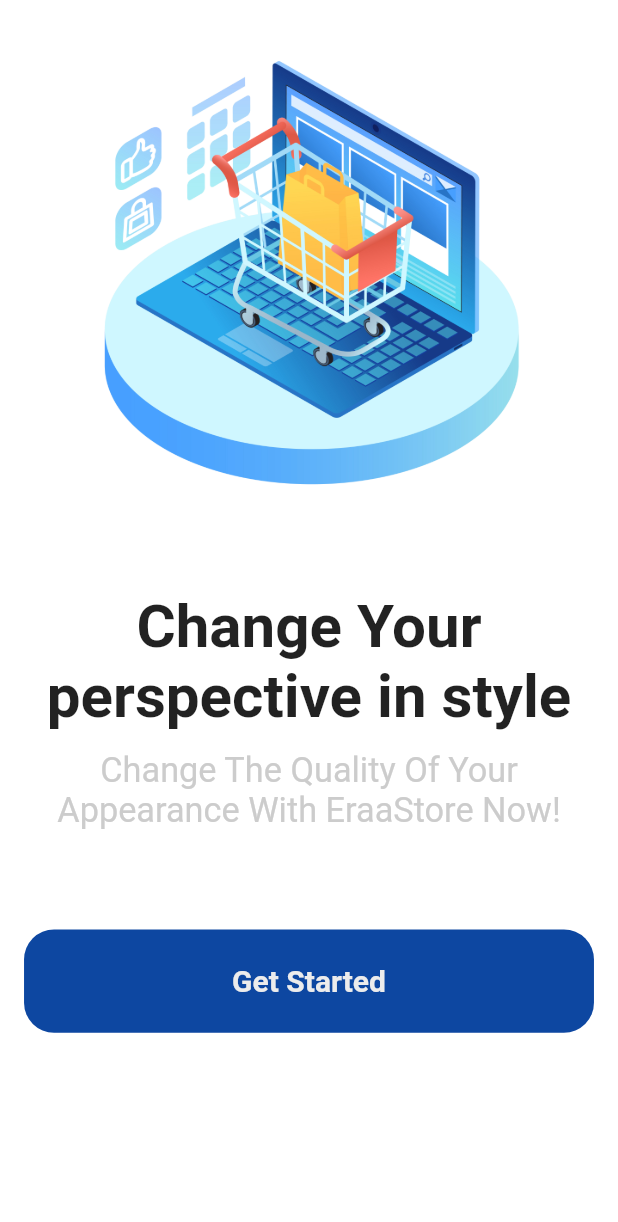
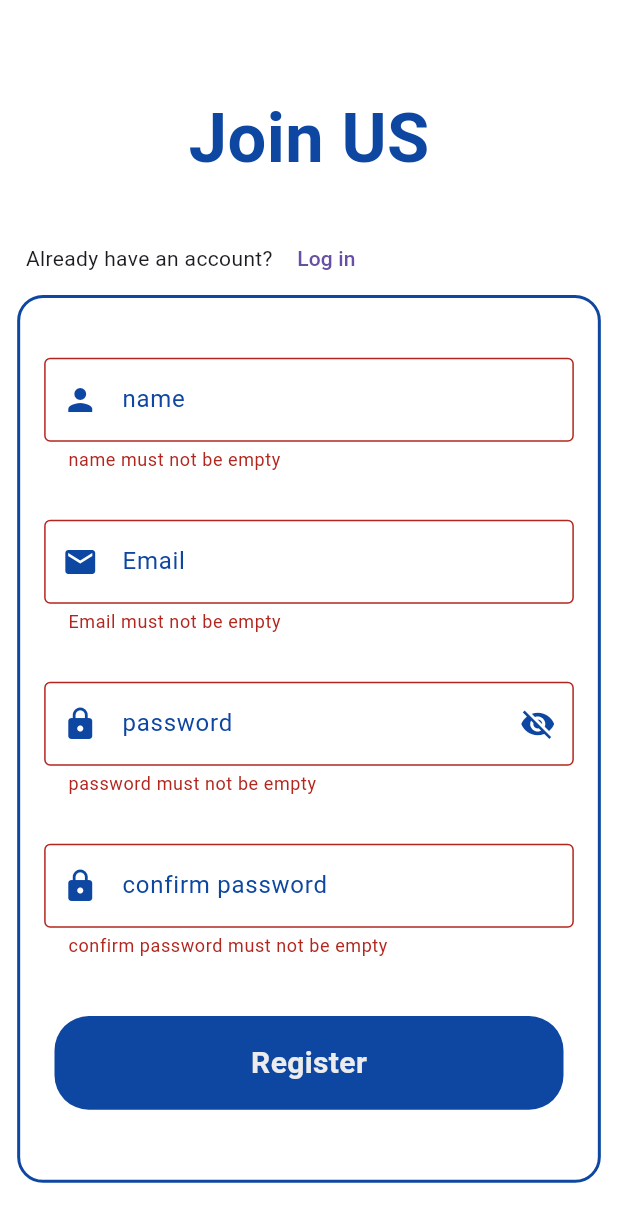
Before and after one commit to A-Abdelsattar/eraa_store, a Flutter app: the OnBoardingView screen opened directly, after a tap on "Get Started", on a phone screen of 412 x 824 dp. Shown: the top 1222 px of the screen. Run offline on Flutter 3.47's test engine with Material 2 defaults, Android fonts, the phone set to English and light mode, and no system bars; our stand-ins replace bloc, dio, flutter_bloc, flutter_screenutil, fluttertoast, shared_preferences; accounts and stored records are empty.

Commit message:
register view done

```diff
--- /dev/null
+++ b/lib/blocs/auth/auth_cubit.dart
@@ -0,0 +1,57 @@
+import 'dart:convert';
+
+import 'package:bloc/bloc.dart';
+import 'package:dio/dio.dart';
+import 'package:eraa_store/core/toast/toast.dart';
+import 'package:eraa_store/enums/toast_state.dart';
+import 'package:eraa_store/models/auth_model.dart';
+import 'package:eraa_store/services/dio_helper/dio_helper.dart';
+import 'package:eraa_store/services/sp_helper/sp_helper.dart';
+import 'package:eraa_store/services/sp_helper/sp_keys.dart';
+import 'package:flutter/cupertino.dart';
+import 'package:flutter_bloc/flutter_bloc.dart';
+import 'package:fluttertoast/fluttertoast.dart';
+import 'package:meta/meta.dart';
+import 'package:eraa_store/services/dio_helper/endPoint.dart';
+
+
+part 'auth_state.dart';
+
+class AuthCubit extends Cubit<AuthState> {
+  AuthCubit() : super(AuthInitial());
+
+  static AuthCubit get(context)=>BlocProvider.of(context);
+
+  TextEditingController nameController=TextEditingController();
+  TextEditingController emailController=TextEditingController();
+  TextEditingController passwordController=TextEditingController();
+  TextEditingController passwordConfirmationController=TextEditingController();
+
+  AuthModel? authModel;
+
+  register(){
+    emit(RegisterLoadingState());
+    DioHelper.postData(url: EndPoint.register, data:{
+      'name':nameController.text,
+      'email':emailController.text,
+      'password':passwordController.text,
+      'password_confirmation':passwordConfirmationController.text,
+    } ).then((value){
+      authModel=AuthModel.fromJson(value.data);
+      SharedPreferenceHelper.saveData(key: SharedPreferencesKeys.token, value: authModel!.data!.token);
+      emit(RegisterSuccessState());
+      nameController.clear();
+      emailController.clear();
+      passwordController.clear();
+      passwordConfirmationController.clear();
+
+    }).catchError((error){
+      print(error.toString());
+      if(error is DioException){
+        print(error.response?.data.toString());
+        ToastConfig.showToast(msg: 'Error${error.response?.data['errors'].toString()}', toastStates: ToastStates.error);
+      }
+      emit(RegisterErrorState(error));
+    });
+  }
+}
--- /dev/null
+++ b/lib/blocs/auth/auth_state.dart
@@ -0,0 +1,13 @@
+part of 'auth_cubit.dart';
+
+@immutable
+abstract class AuthState {}
+
+class AuthInitial extends AuthState {}
+
+class RegisterLoadingState extends AuthState {}
+class RegisterSuccessState extends AuthState {}
+class RegisterErrorState extends AuthState {
+  final String error;
+  RegisterErrorState(this.error);
+}
--- a/lib/services/dio_helper/dio_helper.dart
+++ b/lib/services/dio_helper/dio_helper.dart
@@ -8,7 +8,7 @@ class DioHelper {
   static init(){
     dio=Dio(
         BaseOptions(
-          baseUrl: baseUrl,
+          baseUrl: EndPoint.baseUrl,
           receiveDataWhenStatusError: true,
         )
     );
@@ -37,7 +37,6 @@ class DioHelper {
   }) {
 
     dio!.options.headers = {
-
       'content-type':'application/json',
       'authorization': 'Bearer $token',
     };
--- a/lib/services/dio_helper/endPoint.dart
+++ b/lib/services/dio_helper/endPoint.dart
@@ -1,2 +1,8 @@
 
-String baseUrl='baseUrl';
+
+
+
+class EndPoint{
+  static String baseUrl='https://smelctro.com/api/';
+  static String register='register';
+}
--- /dev/null
+++ b/lib/views/auth/login_view.dart
@@ -0,0 +1 @@
+import 'package:flutter/material.dart';
--- /dev/null
+++ b/lib/views/auth/register_view.dart
@@ -0,0 +1,99 @@
+import 'package:eraa_store/blocs/auth/auth_cubit.dart';
+import 'package:eraa_store/src/app_colors.dart';
+import 'package:eraa_store/views/auth/widgets/custom_button.dart';
+import 'package:eraa_store/views/auth/widgets/custom_text_field.dart';
+import 'package:flutter/material.dart';
+import 'package:flutter_bloc/flutter_bloc.dart';
+import 'package:flutter_screenutil/flutter_screenutil.dart';
+
+class RegisterView extends StatelessWidget {
+  RegisterView({Key? key}) : super(key: key);
+  final TextEditingController controller = TextEditingController();
+  final GlobalKey<FormState>globalKey=GlobalKey<FormState>();
+  @override
+  Widget build(BuildContext context) {
+    return BlocConsumer<AuthCubit,AuthState>(
+        listener: (context, state) {},
+        builder: (context, state) {
+          var cubit=AuthCubit.get(context);
+          return SafeArea(
+            child: Scaffold(
+              backgroundColor: Colors.white,
+              body: SingleChildScrollView(
+                child: Column(
+                  crossAxisAlignment: CrossAxisAlignment.center,
+                  children: [
+                    SizedBox(
+                      height: 50.h,
+                    ),
+                    Text(
+                      'Join US',
+                      style: TextStyle(
+                          color: AppColors.kPrimaryColor,
+                          fontSize: 40.sp,
+                          fontWeight: FontWeight.bold),
+                    ),
+                    SizedBox(
+                      height: 20.h,
+                    ),
+                    Padding(
+                      padding: EdgeInsets.symmetric(horizontal: 15.0.w),
+                      child: Row(
+                        children: [
+                          const Text('Already have an account? '),
+                          TextButton(
+                              onPressed: () {}, child: const Text('Log in'))
+                        ],
+                      ),
+                    ),
+                    // Image.asset('assets/images/onBoarding.jpg',height: 200,),
+                    Container(
+                      margin: EdgeInsets.symmetric(horizontal: 10.w),
+                      padding: EdgeInsets.symmetric(vertical: 20.h),
+                      decoration: BoxDecoration(
+                        borderRadius: BorderRadius.circular(15.r),
+                        border: Border.all(
+                            width: 2, color: AppColors.kPrimaryColor),
+                      ),
+                      child: Form(
+                        key: globalKey,
+                        autovalidateMode: AutovalidateMode.always,
+                        child: Column(
+                          children: [
+                            CustomTextField(
+                                label: 'name',
+                                controller: cubit.nameController,
+                                icon: Icons.person),
+                            CustomTextField(
+                                label: 'Email',
+                                controller: cubit.emailController,
+                                icon: Icons.email),
+                            CustomTextField(
+                              label: 'password',
+                              controller: cubit.passwordController,
+                              icon: Icons.lock,
+                              isPassword: true,
+                            ),
+                            CustomTextField(
+                                label: 'confirm password',
+                                controller: cubit.passwordConfirmationController,
+                                icon: Icons.lock),
+                            CustomButton(
+                              onTap: () {
+                                globalKey.currentState?.validate();
+                                cubit.register();
+                              },
+                              title: 'Register',
+                            ),
+                          ],
+                        ),
+                      ),
+                    ),
+                  ],
+                ),
+              ),
+            ),
+          );
+        });
+  }
+}
--- /dev/null
+++ b/lib/views/auth/widgets/custom_button.dart
@@ -0,0 +1,32 @@
+import 'package:flutter/material.dart';
+import 'package:flutter_screenutil/flutter_screenutil.dart';
+
+import '../../../src/app_colors.dart';
+
+class CustomButton extends StatelessWidget {
+  const CustomButton({Key? key, required this.onTap, required this.title}) : super(key: key);
+
+  final void Function()? onTap;
+  final String title;
+
+  @override
+  Widget build(BuildContext context) {
+    return Padding(
+      padding:  EdgeInsets.all(20.0.r),
+      child: Material(
+        color: AppColors.kPrimaryColor,
+        borderRadius: BorderRadius.circular(20.r),
+        clipBehavior: Clip.antiAliasWithSaveLayer,
+        child: InkWell(
+          onTap: onTap,
+          child: Container(
+            padding: EdgeInsets.symmetric(vertical: 14.h),
+            child: Center(
+              child: Text(title,style: const TextStyle(color: AppColors.klightSilver,fontSize: 20,fontWeight: FontWeight.bold),),
+            ),
+          ),
+        ),
+      ),
+    );
+  }
+}
--- /dev/null
+++ b/lib/views/auth/widgets/custom_text_field.dart
@@ -0,0 +1,84 @@
+import 'package:flutter/material.dart';
+import 'package:flutter_screenutil/flutter_screenutil.dart';
+
+import '../../../src/app_colors.dart';
+
+class CustomTextField extends StatefulWidget {
+  final String label;
+  final bool isPassword;
+  final bool edit;
+  final IconData icon;
+  final TextEditingController controller;
+
+  const CustomTextField(
+      {super.key,
+      required this.label,
+      this.isPassword = false,
+      this.edit = true,
+      required this.controller,
+      required this.icon,});
+
+  @override
+  State<CustomTextField> createState() => _CustomTextFieldState();
+}
+
+class _CustomTextFieldState extends State<CustomTextField> {
+  bool showPassword = true;
+
+  @override
+  Widget build(BuildContext context) {
+    return Padding(
+      padding: const EdgeInsets.all(16.0),
+      child: TextFormField(
+        validator: (value) {
+          if (value!.isEmpty) {
+            return '${widget.label} must not be empty';
+          }
+        },
+        enabled: widget.edit,
+        controller: widget.controller,
+        keyboardType: widget.edit
+            ? !widget.isPassword
+                ? TextInputType.emailAddress
+                : TextInputType.name
+            : TextInputType.none,
+        decoration: InputDecoration(
+            focusedBorder:const OutlineInputBorder(
+              borderSide:
+                   BorderSide(color: AppColors.kPrimaryColor, width: 2.0),
+            ),
+            prefixIcon: Icon(
+              widget.icon,
+              color: AppColors.kPrimaryColor,
+            ),
+            suffixIcon: widget.isPassword
+                ? GestureDetector(
+                    onTap: () {
+                      setState(() {
+                        showPassword = !showPassword;
+                      });
+                    },
+                    child: showPassword
+                        ?const Icon(
+                            Icons.visibility_off,
+                            color: AppColors.kPrimaryColor,
+                          )
+                        : const Icon(
+                            Icons.visibility,
+                        color: AppColors.kPrimaryColor
+                          ))
+                :const Text(''),
+            border:const OutlineInputBorder(),
+            label: Text(
+              widget.label,
+              style:const TextStyle(color: AppColors.kPrimaryColor),
+            )),
+        cursorColor: AppColors.kPrimaryColor,
+        cursorHeight: 25.h,
+        cursorWidth: 3.w,
+        cursorRadius:const Radius.circular(20),
+        obscureText: widget.isPassword && showPassword,
+      ),
+    );
+  }
+}
--- a/lib/views/on_boarding/on_boarding_view.dart
+++ b/lib/views/on_boarding/on_boarding_view.dart
@@ -1,10 +1,13 @@
+import 'package:eraa_store/core/utils/navigation.dart';
 import 'package:eraa_store/src/app_colors.dart';
+import 'package:eraa_store/views/auth/register_view.dart';
 import 'package:flutter/material.dart';
 import 'package:flutter_screenutil/flutter_screenutil.dart';
 
 class OnBoardingView extends StatelessWidget {
   const OnBoardingView({Key? key}) : super(key: key);
 
+  // @override
   @override
   Widget build(BuildContext context) {
     return SafeArea(
@@ -37,20 +40,25 @@ class OnBoardingView extends StatelessWidget {
                 textAlign: TextAlign.center,
               ),
               SizedBox(height: 50.h,),
-              InkWell(
+              Material(
+                  color: AppColors.kPrimaryColor,
+                borderRadius: BorderRadius.circular(20.r),
+                clipBehavior: Clip.antiAliasWithSaveLayer,
+                child: InkWell(
                   onTap: (){
-
+                    AppNavigator.customNavigator(context: context, screen: RegisterView(), finish: true);
                   },
                   child: Container(
                     padding: EdgeInsets.symmetric(vertical: 20.w),
-                  margin: EdgeInsets.symmetric(vertical: 5.h),
-                  decoration: BoxDecoration(
-                      borderRadius: BorderRadius.circular(20), color: AppColors.kPrimaryColor),
+                    // margin: EdgeInsets.symmetric(vertical: 5.h),
+                    // decoration: BoxDecoration(
+                    //     borderRadius: BorderRadius.circular(20.r), ),
                     child:const Center(
                       child: Text('Get Started',style: TextStyle(color: AppColors.klightSilver,fontSize: 20,fontWeight: FontWeight.bold),),
                     ),
                   ),
-              )
+                ),
+              ),
             ],
           ),
         ),
--- a/pubspec.yaml
+++ b/pubspec.yaml
@@ -42,7 +42,7 @@ dependencies:
   bloc: ^8.1.2
   flutter_bloc: ^8.1.3
   fluttertoast: ^8.2.2
-
+  text_divider: ^1.0.0
 
 dev_dependencies:
   flutter_test:
```
Also changed, not shown: lib/main.dart (+6 -1 lines), lib/models/auth_model.dart (added, +95 -0 lines), lib/src/app_root.dart (+13 -5 lines), pubspec.lock. Lines whose indentation alone changed are shown as unchanged.
